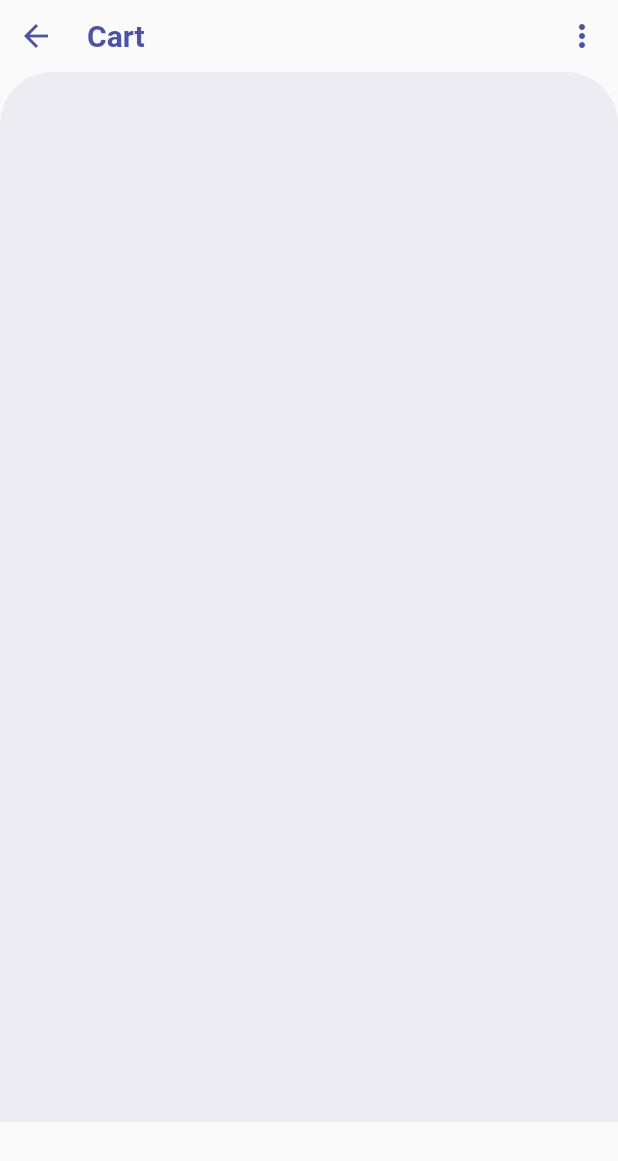
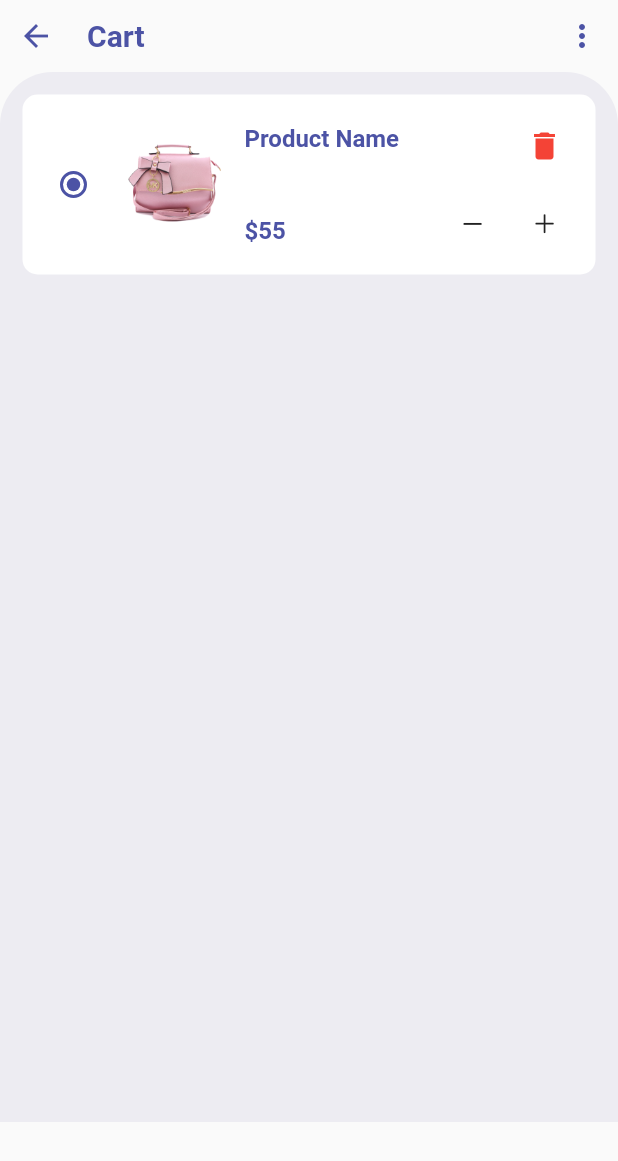
Before and after one commit to AhmedBahaa1/ds_store, a Flutter app: the screen it shows after launch, after a tap on the "shopping bag" icon, on a phone screen of 412 x 824 dp. Shown: the top 1161 px of the screen. Run offline on Flutter 3.47's test engine with Material 2 defaults, Android fonts, the light colour scheme and no system bars; our stand-ins replace badges, curved_navigation_bar, hexcolor.

Commit message:
cart Screen

```diff
--- a/lib/Cart/cart_item_samples.dart
+++ b/lib/Cart/cart_item_samples.dart
@@ -1,8 +1,106 @@
+import 'package:ds_stores/helper/constants.dart';
+import 'package:flutter/cupertino.dart';
 import 'package:flutter/material.dart';
 
 class CartItemSamples extends StatelessWidget {
   @override
   Widget build(BuildContext context) {
-    return Container();
+    return Column(
+      children: [
+        // Text('data'),
+        Container(
+          margin: EdgeInsets.symmetric(horizontal: 15, vertical: 15),
+          padding: EdgeInsets.all(10),
+          decoration: BoxDecoration(
+              color: Colors.white,
+              borderRadius: BorderRadius.all(Radius.circular(10))),
+          height: 120,
+          // width: double.infinity,
+          child: Row(children: [
+            Radio(
+              value: "",
+              groupValue: "",
+              onChanged: (value) {},
+              activeColor: appColor,
+            ),
+            SizedBox(
+              width: 10,
+            ),
+            Container(
+              height: 70,
+              width: 70,
+              child: Image.asset('images/5.png'),
+            ),
+            SizedBox(
+              width: 10,
+            ),
+            Padding(
+              padding: const EdgeInsets.symmetric(vertical: 10),
+              child: Column(
+                mainAxisAlignment: MainAxisAlignment.spaceBetween,
+                crossAxisAlignment: CrossAxisAlignment.start,
+                children: [
+                  Text(
+                    'Product Name',
+                    style: TextStyle(
+                      color: appColor,
+                      fontWeight: FontWeight.bold,
+                      fontSize: 16,
+                    ),
+                  ),
+                  Text(
+                    '\$55',
+                    style: TextStyle(
+                        color: appColor,
+                        fontSize: 16,
+                        fontWeight: FontWeight.bold),
+                  ),
+                ],
+              ),
+            ),
+            Spacer(),
+            Column(
+                mainAxisAlignment: MainAxisAlignment.spaceBetween,
+                crossAxisAlignment: CrossAxisAlignment.end,
+                children: [
+                  IconButton(
+                    onPressed: () {},
+                    icon: Icon(
+                      Icons.delete,
+                      color: Colors.red,
+                    ),
+                  ),
+                  Row(
+                    children: [
+                      IconButton(
+                        focusColor: Colors.red,
+                        onPressed: () {
+                          print('object');
+                        },
+                        icon: Icon(
+                          CupertinoIcons.minus,
+                          size: 18,
+                        ),
+                      ),
+                      // Container(
+                      //     margin: EdgeInsets.symmetric(horizontal: 10),
+                      //     child: Text('0')),
+                      IconButton(
+                        focusColor: Colors.red,
+                        onPressed: () {
+                          print('object');
+                        },
+                        icon: Icon(
+                          CupertinoIcons.plus,
+                          size: 18,
+                        ),
+                      ),
+                    ],
+                  ),
+                ]),
+          ]),
+        ),
+      ],
+    );
   }
 }
--- a/lib/Item_widgets.dart
+++ b/lib/Item_widgets.dart
@@ -1,6 +1,6 @@
-
 import 'package:ds_stores/helper/constants.dart';
 import 'package:flutter/material.dart';
+
 class ItemWidget extends StatelessWidget {
   @override
   Widget build(BuildContext context) {
@@ -10,28 +10,36 @@ class ItemWidget extends StatelessWidget {
       crossAxisCount: 2,
       shrinkWrap: true,
       children: [
-        for(int i=1 ; i < 8; i++)
+        for (int i = 1; i < 8; i++)
           Container(
             margin: EdgeInsets.symmetric(vertical: 8, horizontal: 10),
-          padding: EdgeInsets.only(left: 15,right: 15,top: 10),
+            padding: EdgeInsets.only(left: 15, right: 15, top: 10),
             decoration: BoxDecoration(
-            borderRadius: BorderRadius.circular(20),
-            color: Colors.white
-          ),
+                borderRadius: BorderRadius.circular(20), color: Colors.white),
             child: Column(children: [
-            Row(mainAxisAlignment: MainAxisAlignment.spaceBetween,
+              Row(
+                mainAxisAlignment: MainAxisAlignment.spaceBetween,
                 children: [
                   Padding(
                     padding: const EdgeInsets.only(left: 10),
                     child: Container(
                       padding: EdgeInsets.all(5),
-                    decoration: BoxDecoration(color: appColor,borderRadius: BorderRadius.circular(20)),
-                    child: Text('-50%',style: TextStyle(color: Colors.white,fontWeight: FontWeight.bold),),
+                      decoration: BoxDecoration(
+                          color: appColor,
+                          borderRadius: BorderRadius.circular(20)),
+                      child: Text(
+                        '-50%',
+                        style: TextStyle(
+                            color: Colors.white, fontWeight: FontWeight.bold),
+                      ),
                     ),
                   ),
                   Padding(
                     padding: const EdgeInsets.only(right: 10),
-                  child: Icon(color: Colors.red,Icons.favorite_border,),
+                    child: Icon(
+                      color: Colors.red,
+                      Icons.favorite_border,
+                    ),
                   ),
                 ],
               ),
@@ -39,7 +47,8 @@ class ItemWidget extends StatelessWidget {
                 onTap: () {},
                 child: Container(
                   margin: EdgeInsets.all(10),
-                child: Image.asset('images/${i}.png',
+                  child: Image.asset(
+                    'images/${i}.png',
                     width: 120,
                     height: 120,
                   ),
@@ -47,34 +56,51 @@ class ItemWidget extends StatelessWidget {
               ),
               Padding(
                 padding: const EdgeInsets.only(left: 10),
-              child: Container(alignment: Alignment.topLeft,
-                  child: Text('Product title',
-                  style: TextStyle(color: appColor,fontWeight: FontWeight.bold,),
+                child: Container(
+                  alignment: Alignment.topLeft,
+                  child: Text(
+                    'Product title',
+                    style: TextStyle(
+                      color: appColor,
+                      fontWeight: FontWeight.bold,
+                    ),
                   ),
                 ),
               ),
               Padding(
-              padding: EdgeInsets.only(left: 10,top: 5),
-              child: Expanded(child: Text('Product title Product title Product title Product title Product title title Product title ',
+                padding: EdgeInsets.only(left: 10, top: 5),
+                child: Text(
+                  'Product title Product title Product title Product title Product title title Product title ',
                   maxLines: 2,
                   style: TextStyle(fontSize: 12),
-                overflow: TextOverflow.ellipsis,),),
+                  overflow: TextOverflow.ellipsis,
+                ),
               ),
               Padding(
-              padding: const EdgeInsets.only(left: 10,top: 10),
+                padding: const EdgeInsets.only(left: 10, top: 10),
                 child: Row(
-                mainAxisAlignment :MainAxisAlignment.spaceBetween,
+                  mainAxisAlignment: MainAxisAlignment.spaceBetween,
                   children: [
-                Text('\$55',style: TextStyle(fontSize: 16,fontWeight: FontWeight.bold,color: appColor),),
+                    Text(
+                      '\$55',
+                      style: TextStyle(
+                          fontSize: 16,
+                          fontWeight: FontWeight.bold,
+                          color: appColor),
+                    ),
                     Padding(
                       padding: const EdgeInsets.only(right: 10),
-                  child: Icon(Icons.shopping_bag_outlined,color: appColor,),
+                      child: Icon(
+                        Icons.shopping_bag_outlined,
+                        color: appColor,
+                      ),
                     )
-              ],),
+                  ],
+                ),
               ),
             ]),
           ),
-
-    ],);
+      ],
+    );
   }
 }
--- a/lib/home_page_screen.dart
+++ b/lib/home_page_screen.dart
@@ -95,9 +95,9 @@ class HomePage extends StatelessWidget {
         color: appColor,
         height: 50,
         backgroundColor: Colors.transparent,
-        items: <Widget>[
+        items: [
           Icon(Icons.home, size: 30, color: Colors.white),
-          Icon(CupertinoIcons.cart_fill, size: 30, color: Colors.white),
+          Icon( CupertinoIcons.cart_fill, size: 30, color: Colors.white,),
           Icon(
             Icons.list,
             size: 30,
```
Lines whose indentation alone changed are shown as unchanged.
